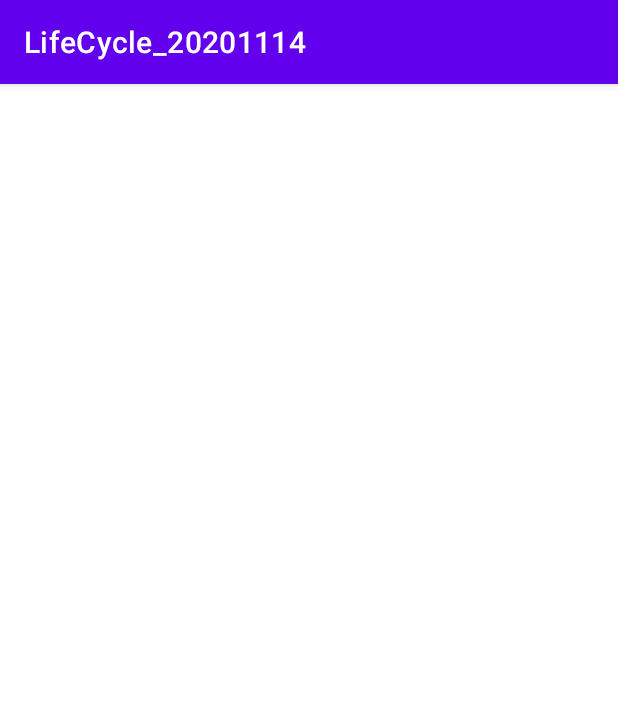
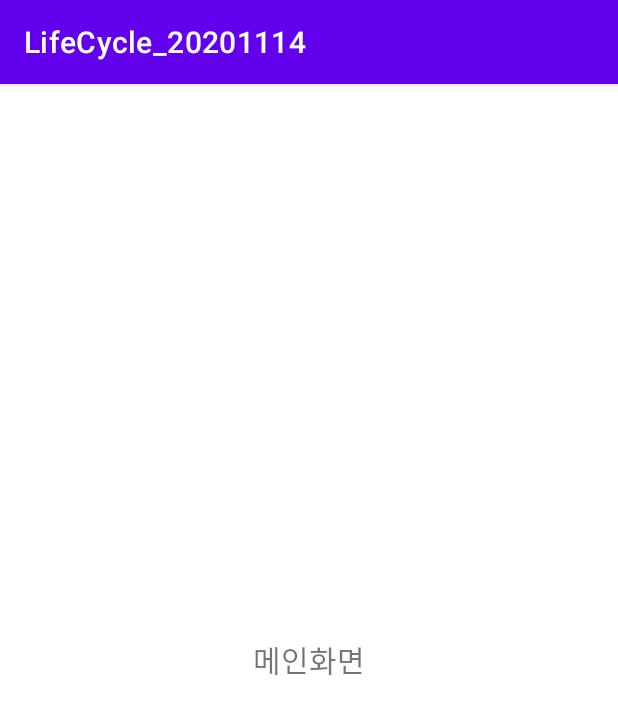
Before and after one commit to cho881020/LifeCycle_20201114, an Android app: the screen it shows after launch (MainActivity), on a phone screen of 412 x 824 dp. Shown: the top 714 px of the screen. Run offline under Robolectric (Android 15) with nearby library versions, the phone set to English and light mode, and no system bars.

Commit message:
메인화면 onCreate로그 확인

```diff
--- a/app/src/main/java/kr/co/tjoeun/lifecycle_20201114/MainActivity.kt
+++ b/app/src/main/java/kr/co/tjoeun/lifecycle_20201114/MainActivity.kt
@@ -2,6 +2,7 @@ package kr.co.tjoeun.lifecycle_20201114
 
 import androidx.appcompat.app.AppCompatActivity
 import android.os.Bundle
+import android.util.Log
 
 class MainActivity : BaseActivity() {
 
@@ -10,6 +11,8 @@ class MainActivity : BaseActivity() {
         setContentView(R.layout.activity_main)
         setupEvents()
         setValues()
+
+        Log.d("메인화면", "onCreate 실행")
     }
 
 
--- a/app/src/main/res/layout/activity_main.xml
+++ b/app/src/main/res/layout/activity_main.xml
@@ -5,7 +5,13 @@
     android:layout_width="match_parent"
     android:layout_height="match_parent"
     android:orientation="vertical"
+    android:gravity="center"
     tools:context=".MainActivity">
 
+    <TextView
+        android:layout_width="wrap_content"
+        android:layout_height="wrap_content"
+        android:text="메인화면"
+        android:textSize="20sp"/>
 
 </LinearLayout>
```
